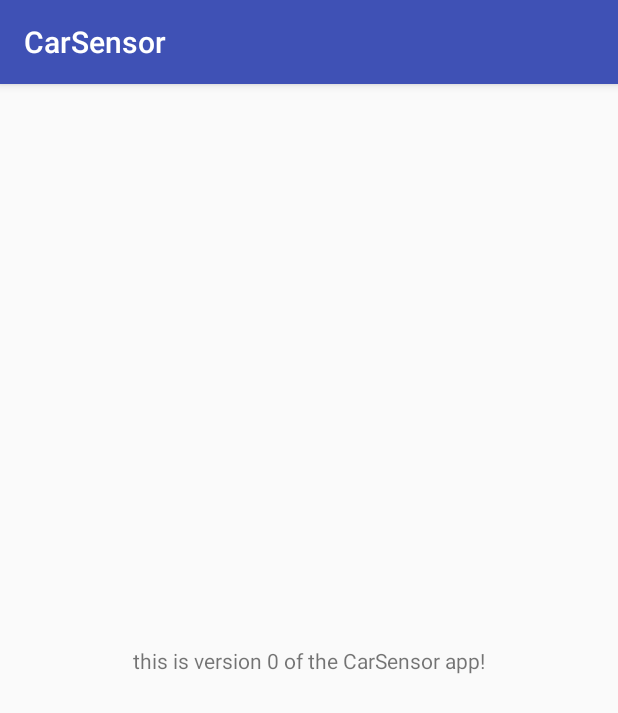
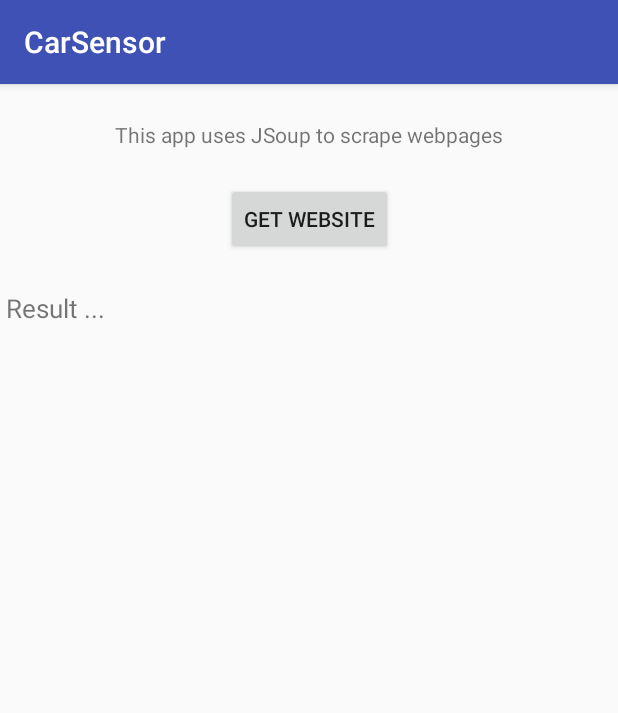
Before and after one commit to yongllyong123/project-1, an Android app: the screen it shows after launch (MainActivity), on a phone screen of 412 x 824 dp. Shown: the top 713 px of the screen. Run offline under Robolectric (Android 15) with nearby library versions, the phone set to English and light mode, and no system bars.

Commit message:
using JSoup to scrape content off webpage

```diff
--- a/CarSensor/app/build.gradle
+++ b/CarSensor/app/build.gradle
@@ -26,5 +26,6 @@ dependencies {
     })
     compile 'com.android.support:appcompat-v7:25.3.1'
     compile 'com.android.support.constraint:constraint-layout:1.0.2'
+    compile 'org.jsoup:jsoup:1.10.1'
     testCompile 'junit:junit:4.12'
 }
--- a/CarSensor/app/src/main/AndroidManifest.xml
+++ b/CarSensor/app/src/main/AndroidManifest.xml
@@ -18,4 +18,6 @@
         </activity>
     </application>
 
+    <uses-permission android:name="android.permission.INTERNET" />
+
 </manifest>
--- a/CarSensor/app/src/main/res/layout/activity_main.xml
+++ b/CarSensor/app/src/main/res/layout/activity_main.xml
@@ -9,10 +9,38 @@
     <TextView
         android:layout_width="wrap_content"
         android:layout_height="wrap_content"
-        android:text="this is version 0 of the CarSensor app!"
+        android:text="This app uses JSoup to scrape webpages"
         app:layout_constraintBottom_toBottomOf="parent"
         app:layout_constraintLeft_toLeftOf="parent"
         app:layout_constraintRight_toRightOf="parent"
-        app:layout_constraintTop_toTopOf="parent" />
+        app:layout_constraintTop_toTopOf="parent"
+        app:layout_constraintVertical_bias="0.032" />
+
+    <Button
+        android:id="@+id/getBtn"
+        android:layout_width="wrap_content"
+        android:layout_height="wrap_content"
+        android:text="Get website"
+        android:layout_centerHorizontal="true"
+        app:layout_constraintBottom_toBottomOf="parent"
+        app:layout_constraintLeft_toLeftOf="parent"
+        app:layout_constraintRight_toRightOf="parent"
+        app:layout_constraintTop_toTopOf="parent"
+        app:layout_constraintVertical_bias="0.092" />
+
+    <TextView
+        android:id="@+id/result"
+        android:layout_width="wrap_content"
+        android:layout_height="wrap_content"
+        android:text="Result ..."
+        android:layout_centerHorizontal="true"
+        android:layout_below="@id/getBtn"
+        app:layout_constraintBottom_toBottomOf="parent"
+        app:layout_constraintLeft_toLeftOf="parent"
+        app:layout_constraintRight_toRightOf="parent"
+        app:layout_constraintTop_toTopOf="parent"
+        android:textSize="17sp"
+        app:layout_constraintHorizontal_bias="0.012"
+        app:layout_constraintVertical_bias="0.185" />
 
 </android.support.constraint.ConstraintLayout>
```
Also changed, not shown: CarSensor/app/src/main/java/com/example/daniel/carsensor/MainActivity.java (+54 -0 lines).
